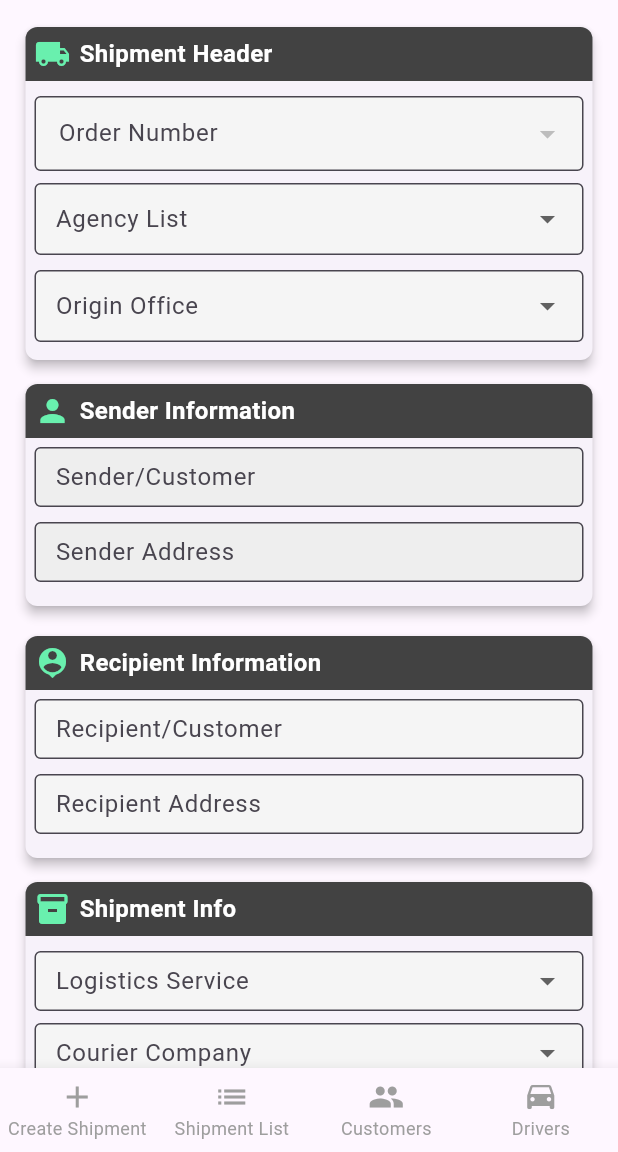
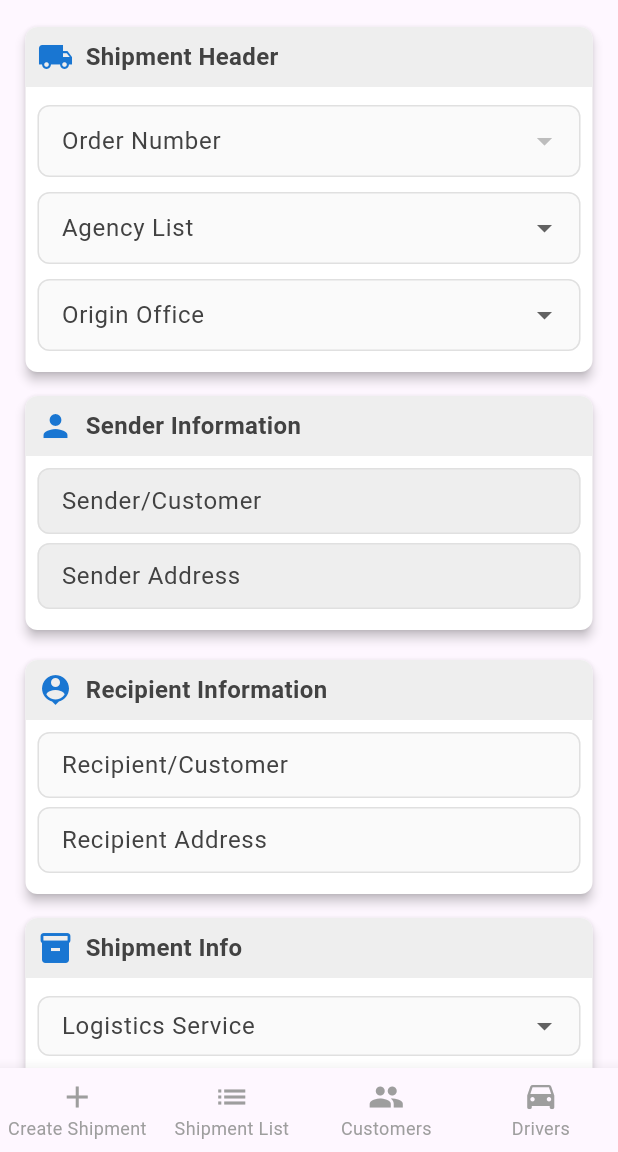
Before and after one commit to Intissar8/yanship-master, a Flutter app: the screen it shows after launch, on a phone screen of 412 x 824 dp, the part 84-1236 px from its top. Run offline on Flutter 3.47's test engine with Material 3 defaults, Android fonts, the phone set to English and light mode, and no system bars; our stand-ins replace cloud_firestore, firebase_auth, firebase_core, fl_chart, image_picker, pdf and 1 more; missing offline and left inert: file_selector; accounts and stored records are empty.

Commit message:
10th commit

```diff
--- a/lib/create_shipp_admin.dart
+++ b/lib/create_shipp_admin.dart
@@ -451,33 +451,56 @@ class _ShipmentFormStyledPageState extends State<ShipmentFormStyledPage> {
       showDialog(
         context: context,
         builder: (context) => Dialog(
-          shape: RoundedRectangleBorder(borderRadius: BorderRadius.circular(16.0)),
+          shape: RoundedRectangleBorder(borderRadius: BorderRadius.circular(20.0)),
+          backgroundColor: Colors.white, // soft modern background
           child: Padding(
-            padding: const EdgeInsets.all(20.0),
+            padding: const EdgeInsets.all(24.0),
             child: Column(
               mainAxisSize: MainAxisSize.min,
               children: [
-                const Icon(Icons.check_circle_outline, color: Colors.green, size: 60),
-                const SizedBox(height: 12),
+                Container(
+                  decoration: BoxDecoration(
+                    shape: BoxShape.circle,
+                    color: Colors.green.shade100, // soft background for the icon
+                  ),
+                  padding: const EdgeInsets.all(12),
+                  child: const Icon(
+                    Icons.check_circle_outline,
+                    color: Colors.green,
+                    size: 64,
+                  ),
+                ),
+                const SizedBox(height: 16),
                 const Text(
                   "Shipment updated successfully!",
-                  style: TextStyle(fontSize: 18, fontWeight: FontWeight.bold,color: Colors.white),
+                  style: TextStyle(
+                    fontSize: 20,
+                    fontWeight: FontWeight.w600,
+                    color: Colors.black87,
+                  ),
                   textAlign: TextAlign.center,
                 ),
-                const SizedBox(height: 12),
+                const SizedBox(height: 24),
                 ElevatedButton(
                   onPressed: () => Navigator.of(context).pop(),
                   style: ElevatedButton.styleFrom(
-                    backgroundColor: Colors.green.shade600,
-                    padding: const EdgeInsets.symmetric(horizontal: 30, vertical: 12),
-                    shape: RoundedRectangleBorder(borderRadius: BorderRadius.circular(8)),
+                    backgroundColor: Colors.green.shade500,
+                    foregroundColor: Colors.white,
+                    padding: const EdgeInsets.symmetric(horizontal: 36, vertical: 14),
+                    shape: RoundedRectangleBorder(borderRadius: BorderRadius.circular(12)),
+                    elevation: 4,
+                    shadowColor: Colors.green.shade300,
                   ),
-                  child: const Text("OK",style: TextStyle(color: Colors.white),),
+                  child: const Text(
+                    "OK",
+                    style: TextStyle(fontWeight: FontWeight.w600, fontSize: 16),
+                  ),
                 ),
               ],
             ),
           ),
-        ),
+        )
+
       );
     } catch (e) {
       showDialog(
@@ -758,15 +781,24 @@ class _ShipmentFormStyledPageState extends State<ShipmentFormStyledPage> {
               const SizedBox(height: 16),
               Center(
                 child: ElevatedButton.icon(
-                  icon: const Icon(Icons.add_circle_outline),
-                  label: const Text("Create New Shipment"),
+                  icon: const Icon(Icons.add_circle_outline, size: 24),
+                  label: const Text(
+                    "Create New Shipment",
+                    style: TextStyle(fontWeight: FontWeight.w600, fontSize: 16),
+                  ),
                   style: ElevatedButton.styleFrom(
-                    backgroundColor: Colors.green.shade600,
+                    backgroundColor: Colors.green.shade500, // softer, modern green
                     foregroundColor: Colors.white,
-                    padding: const EdgeInsets.symmetric(horizontal: 40, vertical: 16),
+                    padding: const EdgeInsets.symmetric(horizontal: 36, vertical: 14),
+                    shape: RoundedRectangleBorder(
+                      borderRadius: BorderRadius.circular(12), // more modern rounded corners
+                    ),
+                    elevation: 4, // subtle shadow
+                    shadowColor: Colors.green.shade300,
                   ),
                   onPressed: _saveShipment,
-                ),
+                )
+
               ),
             ],
           ),
@@ -842,34 +874,43 @@ class _ShipmentFormStyledPageState extends State<ShipmentFormStyledPage> {
       margin: const EdgeInsets.symmetric(vertical: 6, horizontal: 5),
       elevation: 3,
       shape: RoundedRectangleBorder(borderRadius: BorderRadius.circular(8)),
+      color: Colors.white, // main card background
       child: Column(
         crossAxisAlignment: CrossAxisAlignment.start,
         children: [
+          // Header
           Container(
             width: double.infinity,
-            padding: const EdgeInsets.all(6),
+            padding: const EdgeInsets.all(8),
             decoration: BoxDecoration(
-              color: Colors.grey.shade800,
+              color: Colors.grey.shade200, // light grey header
               borderRadius: const BorderRadius.vertical(top: Radius.circular(8)),
             ),
             child: Row(
               children: [
-                Icon(icon, color: Colors.greenAccent),
-                const SizedBox(width: 6),
-                Text(title,
-                    style: const TextStyle(
-                        color: Colors.white, fontWeight: FontWeight.bold, fontSize: 16)),
+                Icon(icon, color: Colors.blue.shade700),
+                const SizedBox(width: 8),
+                Text(
+                  title,
+                  style: TextStyle(
+                    color: Colors.grey.shade800,
+                    fontWeight: FontWeight.bold,
+                    fontSize: 16,
+                  ),
+                ),
               ],
             ),
           ),
+          // Body
           Padding(
-            padding: const EdgeInsets.all(6),
+            padding: const EdgeInsets.all(8),
             child: Column(children: children),
           ),
         ],
       ),
     );
   }
+
 
   Widget _textField(String label, TextEditingController controller,
       {bool isNumber = false, bool readOnly = false, bool small = false, int flex = 1}) {
@@ -878,15 +919,30 @@ class _ShipmentFormStyledPageState extends State<ShipmentFormStyledPage> {
       child: TextFormField(
         controller: controller,
         readOnly: readOnly,
-        style: const TextStyle(overflow: TextOverflow.ellipsis),
+        style: TextStyle(
+          color: readOnly ? Colors.grey.shade700 : Colors.grey.shade900,
+          overflow: TextOverflow.ellipsis,
+        ),
         keyboardType: isNumber ? TextInputType.number : TextInputType.text,
         decoration: InputDecoration(
           isDense: true,
-          contentPadding: const EdgeInsets.symmetric(vertical: 8, horizontal: 10),
+          contentPadding: const EdgeInsets.symmetric(vertical: 10, horizontal: 12),
           labelText: label,
-          border: const OutlineInputBorder(),
+          labelStyle: TextStyle(color: Colors.grey.shade800),
+          border: OutlineInputBorder(
+            borderRadius: BorderRadius.circular(8),
+            borderSide: BorderSide(color: Colors.grey.shade300),
+          ),
+          enabledBorder: OutlineInputBorder(
+            borderRadius: BorderRadius.circular(8),
+            borderSide: BorderSide(color: Colors.grey.shade300),
+          ),
+          focusedBorder: OutlineInputBorder(
+            borderRadius: BorderRadius.circular(8),
+            borderSide: BorderSide(color: Colors.blue.shade700, width: 1.5),
+          ),
           filled: true,
-          fillColor: readOnly ? Colors.grey.shade200 : Colors.grey.shade100,
+          fillColor: readOnly ? Colors.grey.shade200 : Colors.grey.shade50,
         ),
         validator: (val) => val == null || val.isEmpty ? "Enter $label" : null,
         onChanged: (_) => _calculateTotals(),
@@ -894,19 +950,39 @@ class _ShipmentFormStyledPageState extends State<ShipmentFormStyledPage> {
     );
   }
 
-  Widget _safeDropdown({required String label, required List<String> items, String? value, bool small = false, Function(String?)? onChanged}) {
+
+  Widget _safeDropdown({
+    required String label,
+    required List<String> items,
+    String? value,
+    bool small = false,
+    Function(String?)? onChanged,
+  }) {
     final filteredItems = items.where((e) => e.isNotEmpty).toSet().toList();
     final safeValue = (value != null && filteredItems.contains(value)) ? value : null;
+
     return SizedBox(
       height: small ? 40 : 50,
       child: DropdownButtonFormField<String>(
         value: safeValue,
         decoration: InputDecoration(
-          contentPadding: const EdgeInsets.symmetric(vertical: 8, horizontal: 10),
+          contentPadding: const EdgeInsets.symmetric(vertical: 10, horizontal: 12),
           labelText: label,
-          border: const OutlineInputBorder(),
+          labelStyle: TextStyle(color: Colors.grey.shade800),
+          border: OutlineInputBorder(
+            borderRadius: BorderRadius.circular(8),
+            borderSide: BorderSide(color: Colors.grey.shade300),
+          ),
+          enabledBorder: OutlineInputBorder(
+            borderRadius: BorderRadius.circular(8),
+            borderSide: BorderSide(color: Colors.grey.shade300),
+          ),
+          focusedBorder: OutlineInputBorder(
+            borderRadius: BorderRadius.circular(8),
+            borderSide: BorderSide(color: Colors.blue.shade700, width: 1.5),
+          ),
           filled: true,
-          fillColor: Colors.grey.shade100,
+          fillColor: Colors.grey.shade50,
         ),
         items: filteredItems
             .map((e) => DropdownMenuItem(
@@ -928,17 +1004,33 @@ class _ShipmentFormStyledPageState extends State<ShipmentFormStyledPage> {
     final safeValue = (selectedTracking != null && filteredItems.contains(selectedTracking))
         ? selectedTracking
         : null;
+
     return SizedBox(
       height: 50,
       child: DropdownButtonFormField<String>(
         value: safeValue,
         decoration: InputDecoration(
+          contentPadding: const EdgeInsets.symmetric(vertical: 10, horizontal: 12),
           labelText: label,
-          border: const OutlineInputBorder(),
+          labelStyle: TextStyle(color: Colors.grey.shade800),
+          border: OutlineInputBorder(
+            borderRadius: BorderRadius.circular(8),
+            borderSide: BorderSide(color: Colors.grey.shade300),
+          ),
+          enabledBorder: OutlineInputBorder(
+            borderRadius: BorderRadius.circular(8),
+            borderSide: BorderSide(color: Colors.grey.shade300),
+          ),
+          focusedBorder: OutlineInputBorder(
+            borderRadius: BorderRadius.circular(8),
+            borderSide: BorderSide(color: Colors.blue.shade700, width: 1.5),
+          ),
           filled: true,
-          fillColor: Colors.grey.shade100,
+          fillColor: Colors.grey.shade50,
         ),
-        items: filteredItems.map((e) => DropdownMenuItem(value: e, child: Text(e))).toList(),
+        items: filteredItems
+            .map((e) => DropdownMenuItem(value: e, child: Text(e)))
+            .toList(),
         onChanged: (val) {
           if (val != null) _onSelectShipment(val);
         },
@@ -946,4 +1038,5 @@ class _ShipmentFormStyledPageState extends State<ShipmentFormStyledPage> {
       ),
     );
   }
+
 }
```
